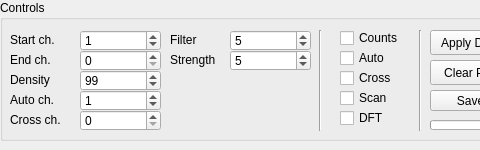
Above: line.ui from ahp-electronics/xc-gui before the change; both pictures show x 160 to 640 and y 0 to 150 of the 1398 by 150 pixel window. Below: the same form after it.
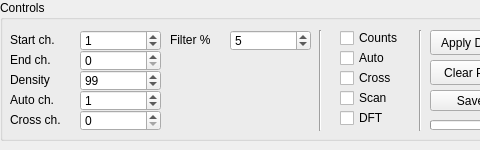
That is the form after the change.

Commit message: Remove repeatitions

The edit to the form file:
```diff
--- a/line.ui
+++ b/line.ui
@@ -746,7 +746,7 @@
      </rect>
     </property>
     <property name="text">
-     <string>Filter</string>
+     <string>Filter %</string>
     </property>
    </widget>
    <widget class="QSpinBox" name="Smooth">
@@ -765,38 +765,6 @@
      <number>5</number>
     </property>
    </widget>
-   <widget class="QSpinBox" name="Repeatitions">
-    <property name="geometry">
-     <rect>
-      <x>230</x>
-      <y>50</y>
-      <width>81</width>
-      <height>21</height>
-     </rect>
-    </property>
-    <property name="minimum">
-     <number>1</number>
-    </property>
-    <property name="maximum">
-     <number>4095</number>
-    </property>
-    <property name="value">
-     <number>5</number>
-    </property>
-   </widget>
-   <widget class="QLabel" name="label_18">
-    <property name="geometry">
-     <rect>
-      <x>170</x>
-      <y>50</y>
-      <width>61</width>
-      <height>20</height>
-     </rect>
-    </property>
-    <property name="text">
-     <string>Strength</string>
-    </property>
-   </widget>
   </widget>
  </widget>
  <resources/>
```
Left out of the diff: 2 changed lines with no effect on the pictures. The commit also changes 4 other files.
